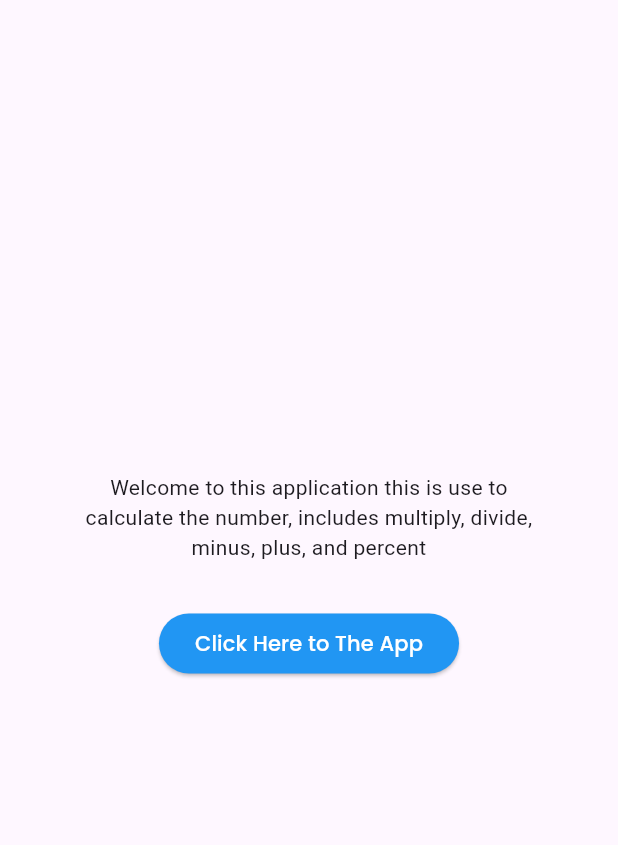
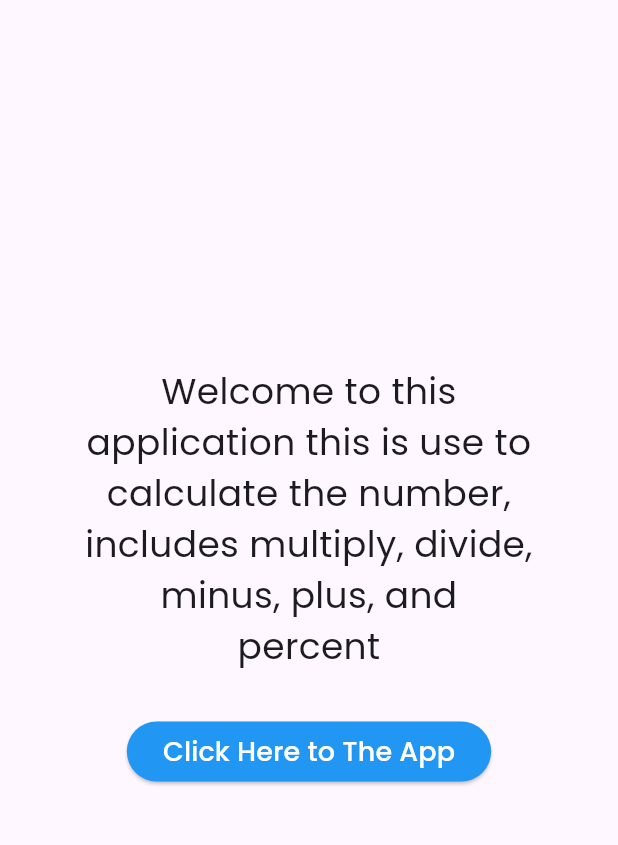
Before and after one commit to Fatah03111995/calculatorapp, a Flutter app: the screen it shows after launch, on a phone screen of 412 x 824 dp, the part 84-929 px from its top. Run offline on Flutter 3.47's test engine with Material 3 defaults, Android fonts, the phone set to English and light mode, and no system bars; our stand-ins replace google_fonts, math_expressions.

Commit message:
set font size

```diff
--- a/lib/pages/home_page.dart
+++ b/lib/pages/home_page.dart
@@ -1,5 +1,6 @@
 import 'package:calculatorapp_rep2/components/textsyle.dart';
 import 'package:flutter/material.dart';
+import 'package:google_fonts/google_fonts.dart';
 
 class HomePage extends StatelessWidget {
   const HomePage({super.key});
@@ -20,13 +21,15 @@ class HomePage extends StatelessWidget {
       ),
       body: Center(
         child: Column(mainAxisAlignment: MainAxisAlignment.center, children: [
-          const SizedBox(
+          SizedBox(
             width: 300,
             child: Center(
               child: Text(
-                'Welcome to this application this is use to calculate the number, includes multiply, divide, minus, plus, and percent',
-                textAlign: TextAlign.center,
-              ),
+                  'Welcome to this application this is use to calculate the number, includes multiply, divide, minus, plus, and percent',
+                  textAlign: TextAlign.center,
+                  style: GoogleFonts.poppins(
+                    textStyle: const TextStyle(fontSize: 24),
+                  )),
             ),
           ),
           const SizedBox(height: 30),
@@ -41,7 +44,7 @@ class HomePage extends StatelessWidget {
                   value: 'Click Here to The App',
                   style: const TextStyle(
                       color: Colors.white,
-                      fontSize: 14,
+                      fontSize: 18,
                       fontWeight: FontWeight.w500)))
         ]),
       ),
```
